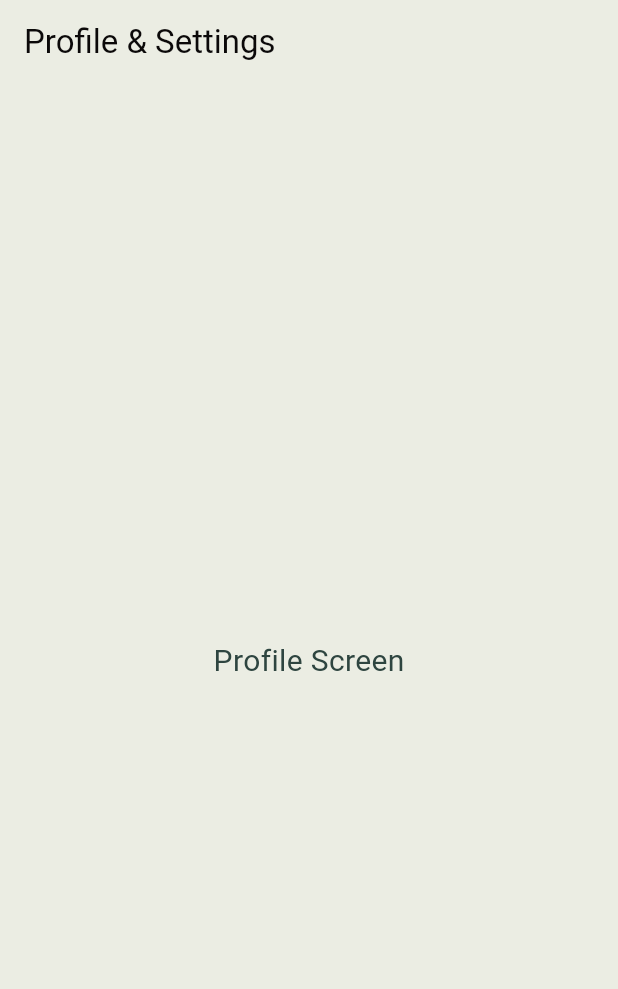
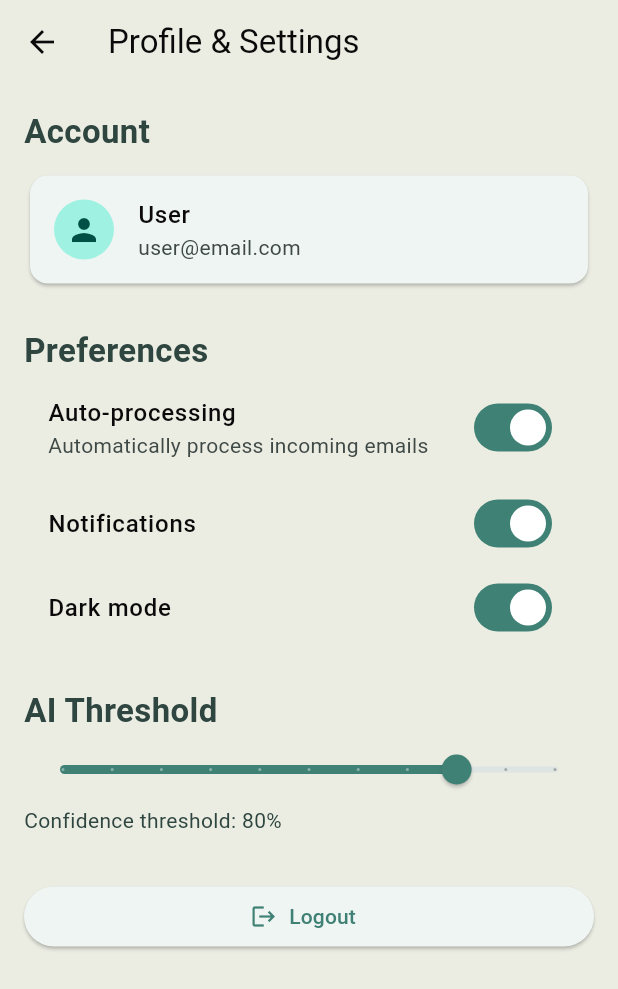
Before and after one commit to fouratjebali/tt-mobile-app-stage, a Flutter app: the ProfileScreen screen opened directly, on a phone screen of 412 x 824 dp. Shown: the top 989 px of the screen. Run offline on Flutter 3.47's test engine with Material 3 defaults, Android fonts, the phone set to English and light mode, and no system bars; our stand-ins replace flutter_secure_storage, get_it, google_sign_in, hugeicons, shared_preferences; accounts and stored records are empty.

Commit message:
Implement profile settings with theme persistence

```diff
--- /dev/null
+++ b/frontend/lib/core/theme/theme_controller.dart
@@ -0,0 +1,23 @@
+import 'package:flutter/material.dart';
+import 'package:shared_preferences/shared_preferences.dart';
+
+class ThemeController extends ChangeNotifier {
+  ThemeController(this._prefs) {
+    _isDark = _prefs.getBool('darkMode') ?? false;
+  }
+
+  final SharedPreferences _prefs;
+
+  bool _isDark = false;
+
+  bool get isDark => _isDark;
+
+  ThemeMode get themeMode =>
+      _isDark ? ThemeMode.dark : ThemeMode.light;
+
+  Future<void> setDarkMode(bool value) async {
+    _isDark = value;
+    await _prefs.setBool('darkMode', value);
+    notifyListeners();
+  }
+}
--- a/frontend/lib/presentation/screens/profile/ profile_screen.dart
+++ /dev/null
@@ -1,21 +0,0 @@
-import 'package:flutter/material.dart';
-
-class ProfileScreen extends StatelessWidget {
-  const ProfileScreen({super.key});
-
-  @override
-  Widget build(BuildContext context) {
-    return Scaffold(
-      appBar: AppBar(
-        title: const Text("Profile & Settings"),
-        centerTitle: false,
-      ),
-      body: const Center(
-        child: Text(
-          "Profile Screen",
-          style: TextStyle(fontSize: 20),
-        ),
-      ),
-    );
-  }
-}
--- /dev/null
+++ b/frontend/lib/presentation/screens/profile/profile_screen.dart
@@ -0,0 +1,142 @@
+import 'package:flutter/material.dart';
+import 'package:tt_mail_assistant/core/di/di.dart';
+import 'package:tt_mail_assistant/core/theme/theme_controller.dart';
+class ProfileScreen extends StatefulWidget {
+  const ProfileScreen({super.key});
+
+  @override
+  State<ProfileScreen> createState() => _ProfileScreenState();
+}
+
+class _ProfileScreenState extends State<ProfileScreen> {
+  bool autoProcessing = true;
+  bool notifications = true;
+  bool darkMode = true;
+
+  double confidenceThreshold = 80;
+
+  @override
+  Widget build(BuildContext context) {
+    return Scaffold(
+      appBar: AppBar(
+        title: const Text("Profile & Settings"),
+      ),
+      body: ListView(
+        padding: const EdgeInsets.all(16),
+        children: [
+
+          // Account section
+          const Text(
+            "Account",
+            style: TextStyle(
+              fontSize: 22,
+              fontWeight: FontWeight.bold,
+            ),
+          ),
+
+          const SizedBox(height: 10),
+
+          Card(
+            child: ListTile(
+              leading: const CircleAvatar(
+                child: Icon(Icons.person),
+              ),
+              title: const Text("User"),
+              subtitle: const Text("user@email.com"),
+            ),
+          ),
+
+          const SizedBox(height: 25),
+
+          // Preferences
+          const Text(
+            "Preferences",
+            style: TextStyle(
+              fontSize: 22,
+              fontWeight: FontWeight.bold,
+            ),
+          ),
+
+          SwitchListTile(
+            title: const Text("Auto-processing"),
+            subtitle: const Text(
+              "Automatically process incoming emails",
+            ),
+            value: autoProcessing,
+            onChanged: (value) {
+              setState(() {
+                autoProcessing = value;
+              });
+            },
+          ),
+
+          SwitchListTile(
+            title: const Text("Notifications"),
+            value: notifications,
+            onChanged: (value) {
+              setState(() {
+                notifications = value;
+              });
+            },
+          ),
+
+          SwitchListTile(
+            title: const Text("Dark mode"),
+            value: darkMode,
+            onChanged: (value) async {
+              print("Dark mode: $value");
+
+              setState(() {
+                darkMode = value;
+              });
+
+              await getIt<ThemeController>().setDarkMode(value);
+
+              print(getIt<ThemeController>().themeMode);
+            },
+          ),
+
+
+          const SizedBox(height: 25),
+
+          // Threshold
+          const Text(
+            "AI Threshold",
+            style: TextStyle(
+              fontSize: 22,
+              fontWeight: FontWeight.bold,
+            ),
+          ),
+
+          Slider(
+            value: confidenceThreshold,
+            min: 0,
+            max: 100,
+            divisions: 10,
+            label: "${confidenceThreshold.round()}%",
+            onChanged: (value) {
+              setState(() {
+                confidenceThreshold = value;
+              });
+            },
+          ),
+
+          Text(
+            "Confidence threshold: ${confidenceThreshold.round()}%",
+          ),
+
+          const SizedBox(height: 30),
+
+          // Logout
+          ElevatedButton.icon(
+            icon: const Icon(Icons.logout),
+            label: const Text("Logout"),
+            onPressed: () {
+              // TODO: logout logic
+            },
+          ),
+        ],
+      ),
+    );
+  }
+}
```
Also changed, not shown: frontend/analysis_options.yaml (+9 -0 lines), frontend/lib/app/app.dart (+18 -10 lines), frontend/lib/core/di/di.dart (+17 -2 lines), frontend/lib/core/theme/app_theme.dart (+20 -1 lines), frontend/lib/data/repositories/settings_repository_impl.dart (added, +48 -0 lines), frontend/lib/domain/repositories/settings_repository.dart (added, +17 -0 lines), frontend/lib/presentation/screens/navigation/main_navigation_screen.dart (added, +68 -0 lines), frontend/pubspec.lock, 4 other files.
